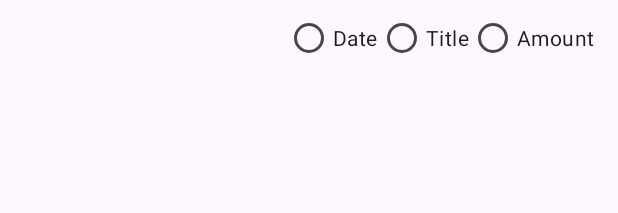
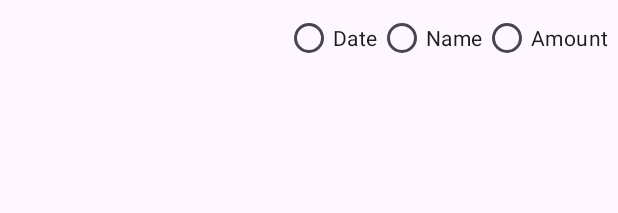
Before and after one commit to Drawins/ExpenseTracker, an Android app: the layout fragment_expense.xml on its own in the app's theme, with its tools: preview values and no code run, on a phone screen of 412 x 824 dp. Shown: the top 213 px of the screen. Run offline under Robolectric (Android 15) with nearby library versions, the phone set to English and light mode, and no system bars.

```diff
--- a/app/src/main/res/layout/fragment_display.xml
+++ b/app/src/main/res/layout/fragment_display.xml
@@ -180,5 +180,4 @@
         app:layout_constraintVertical_bias="0.96" />
 
 
-
 </androidx.constraintlayout.widget.ConstraintLayout>
--- a/app/src/main/res/layout/fragment_expense.xml
+++ b/app/src/main/res/layout/fragment_expense.xml
@@ -8,14 +8,14 @@
 
     <androidx.recyclerview.widget.RecyclerView
         android:id="@+id/expenseRecyclerView"
-        android:layout_width="0dp"
+        android:layout_width="411dp"
         android:layout_height="0dp"
         android:scrollbars="vertical"
         app:layout_constraintBottom_toBottomOf="parent"
         app:layout_constraintEnd_toEndOf="parent"
+        app:layout_constraintHorizontal_bias="0.5"
         app:layout_constraintStart_toStartOf="parent"
-        app:layout_constraintTop_toTopOf="parent"
-        app:layout_constraintVertical_bias="1.0" />
+        app:layout_constraintTop_toBottomOf="@+id/radio_group" />
 
     <RadioGroup
         android:id="@+id/radio_group"
@@ -33,14 +33,15 @@
             android:id="@+id/radio_button_date"
             android:layout_width="wrap_content"
             android:layout_height="wrap_content"
-            android:text="@string/date"
-            android:layout_marginStart="190dp"/>
+            android:layout_marginStart="190dp"
+            android:text="@string/date" />
 
         <RadioButton
             android:id="@+id/radio_button_time"
             android:layout_width="wrap_content"
             android:layout_height="wrap_content"
-            android:text="@string/title" />
+            android:text="@string/name" />
+
         <RadioButton
             android:id="@+id/radio_button_amount"
             android:layout_width="wrap_content"
--- a/app/src/main/res/values/strings.xml
+++ b/app/src/main/res/values/strings.xml
@@ -18,6 +18,7 @@
     <string name="add_expense">Add Expense</string>
     <string name="time">Time</string>
     <string name="date">Date</string>
+    <string name="name">Name</string>
     <string name="update_income">Update Income</string>
     <string name="see_more"><![CDATA[See more >]]></string>
 </resources>
```
Also changed, not shown: app/src/main/java/com/example/expensetracker/DisplayFragment.kt (+9 -1 lines), app/src/main/java/com/example/expensetracker/ExpenseFragment.kt (+52 -36 lines).
